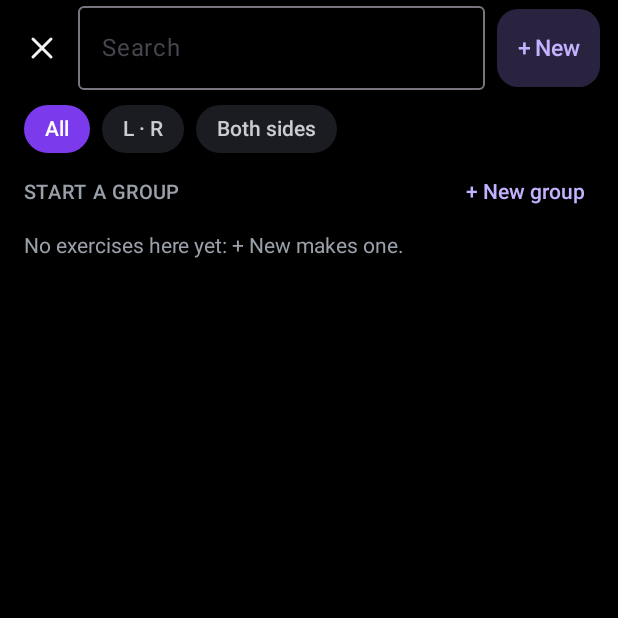
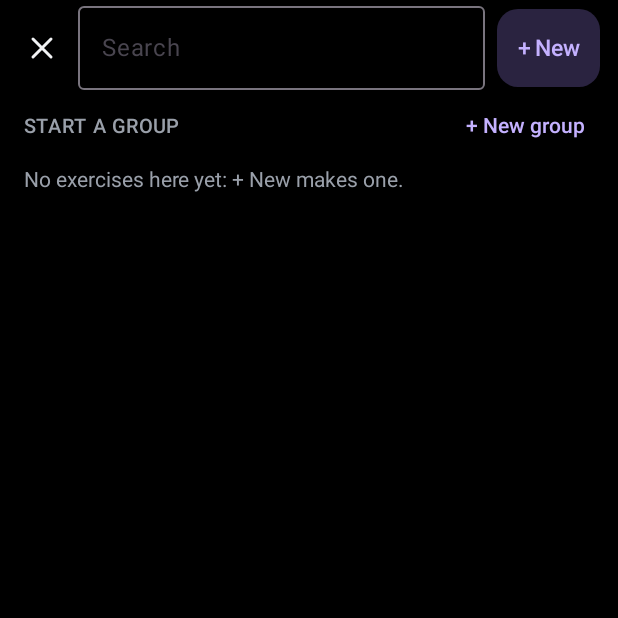
Before and after one commit to FrancescoRuscelli/intervals, an Android app built with Jetpack Compose: the composable GymPickScreen called with empty values, on a phone screen of 412 x 824 dp, the top half of it. Run offline under Robolectric (Android 15) with nearby library versions, the phone set to English and light mode, and no system bars; our stand-ins replace Room's generated code; 1 statement that could not run was skipped.

Commit message:
Add exercise: side filter removed; mockups G17a-c: three ways to group the sets during a workout

```diff
--- a/app/src/main/kotlin/app/intervals/ui/gym/GymPickScreen.kt
+++ b/app/src/main/kotlin/app/intervals/ui/gym/GymPickScreen.kt
@@ -34,7 +34,6 @@ import androidx.compose.material3.TextButton
 import androidx.compose.runtime.mutableStateMapOf
 import androidx.compose.foundation.layout.height
 import androidx.compose.foundation.layout.widthIn
-import app.intervals.core.SideFilter
 import app.intervals.core.pickSections
 import androidx.compose.runtime.Composable
 import androidx.compose.runtime.getValue
@@ -55,7 +54,7 @@ import app.intervals.ui.LocalPalette
 import app.intervals.ui.editor.SectionTitle
 
 /**
- * Add an exercise to a day (mockup G9, reorganised 2026-11-19): search + New, a filter All · L·R · Both sides, then folding sections
+ * Add an exercise to a day (mockup G9, reorganised 2026-11-19): search + New, then folding sections
  * with each exercise once: done today, recent, one per group, everything else A–Z. Start a group stays on top.
  */
 @Composable
@@ -68,13 +67,12 @@ fun GymPickScreen(vm: AppViewModel, day: String) {
     val doneCount = remember(daySets) { daySets.groupingBy { it.exerciseId }.eachCount() }
     var query by remember { mutableStateOf("") }
     var creating by remember { mutableStateOf<String?>(null) }
-    var filter by remember { mutableStateOf(SideFilter.ALL) }
     // open sections; groups and the long A–Z list start closed
     val open = remember { mutableStateMapOf("today" to true, "recent" to true) }
     val q = query.trim()
     val names = exercises.associate { it.id to it.name }
-    val sections = remember(exercises, doneCount, lastUsed, groups, day, filter) {
-        pickSections(exercises, doneCount.keys, lastUsed, groups, day, filter)
+    val sections = remember(exercises, doneCount, lastUsed, groups, day) {
+        pickSections(exercises, doneCount.keys, lastUsed, groups, day)
     }
     fun pick(ex: Exercise) = vm.pickExercise(ex.id, day)
 
@@ -89,15 +87,7 @@ fun GymPickScreen(vm: AppViewModel, day: String) {
                 contentAlignment = Alignment.Center,
             ) { Text("+ New", color = p.accentText, fontSize = 15.sp, fontWeight = FontWeight.SemiBold) }
         }
-        Row(Modifier.fillMaxWidth().padding(horizontal = 16.dp, vertical = 10.dp), horizontalArrangement = Arrangement.spacedBy(8.dp)) {
-            listOf(SideFilter.ALL to "All", SideFilter.ONE_SIDE to "L · R", SideFilter.BOTH_SIDES to "Both sides").forEach { (f, label) ->
-                val on = f == filter
-                Text(label, color = if (on) p.onAccent else p.soft, fontSize = 14.sp, fontWeight = FontWeight.SemiBold,
-                    modifier = Modifier.clip(RoundedCornerShape(16.dp)).background(if (on) p.accent else p.surface)
-                        .clickable { filter = f }.padding(horizontal = 14.dp, vertical = 8.dp))
-            }
-        }
-        LazyColumn(contentPadding = PaddingValues(start = 16.dp, end = 16.dp, bottom = 24.dp), verticalArrangement = Arrangement.spacedBy(2.dp)) {
+        LazyColumn(contentPadding = PaddingValues(start = 16.dp, end = 16.dp, top = 8.dp, bottom = 24.dp), verticalArrangement = Arrangement.spacedBy(2.dp)) {
             if (q.isNotEmpty()) {
                 val found = sections.flatMap { it.exercises }.distinctBy { it.id }.filter { it.name.contains(q, ignoreCase = true) }
                     .sortedBy { it.name.lowercase() }
--- a/core/src/main/kotlin/app/intervals/core/GymLog.kt
+++ b/core/src/main/kotlin/app/intervals/core/GymLog.kt
@@ -42,9 +42,6 @@ fun toggleTag(note: String, tag: String): String {
     return (if (tag in parts) parts - tag else listOf(tag) + parts).joinToString(" · ")
 }
 
-/** Filter of the add-exercise list. */
-enum class SideFilter { ALL, ONE_SIDE, BOTH_SIDES }
-
 /** A folding section of the add-exercise list. */
 data class PickSection(val key: String, val title: String, val exercises: List<Exercise>)
 
@@ -58,15 +55,8 @@ fun pickSections(
     lastUsed: Map<Long, String>,
     groups: List<GymGroup>,
     day: String,
-    filter: SideFilter = SideFilter.ALL,
 ): List<PickSection> {
-    val shown = exercises.filter {
-        when (filter) {
-            SideFilter.ALL -> true
-            SideFilter.ONE_SIDE -> it.perSide
-            SideFilter.BOTH_SIDES -> !it.perSide
-        }
-    }
+    val shown = exercises
     val byId = shown.associateBy { it.id }
     val taken = mutableSetOf<Long>()
     fun take(list: List<Exercise>) = list.filter { taken.add(it.id) }
```
Also changed, not shown: 6 other files.
